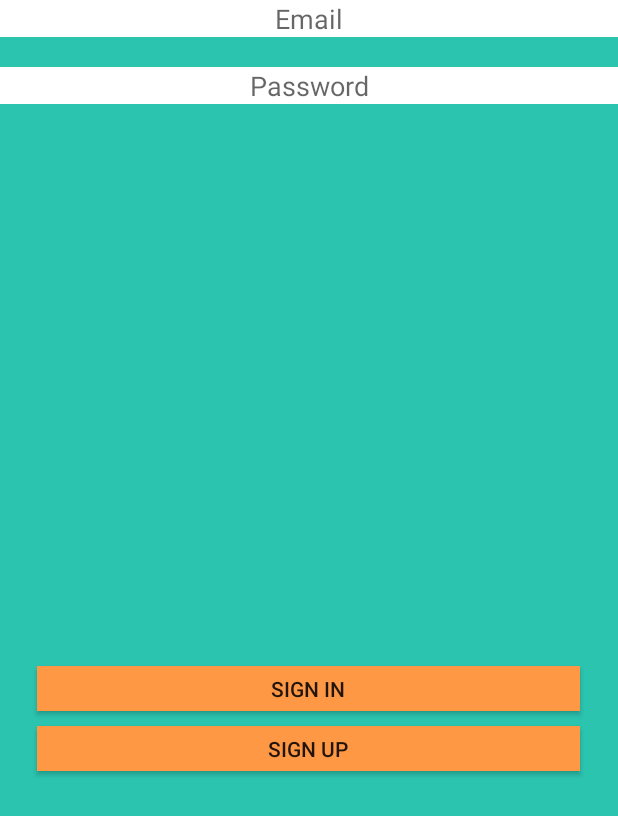
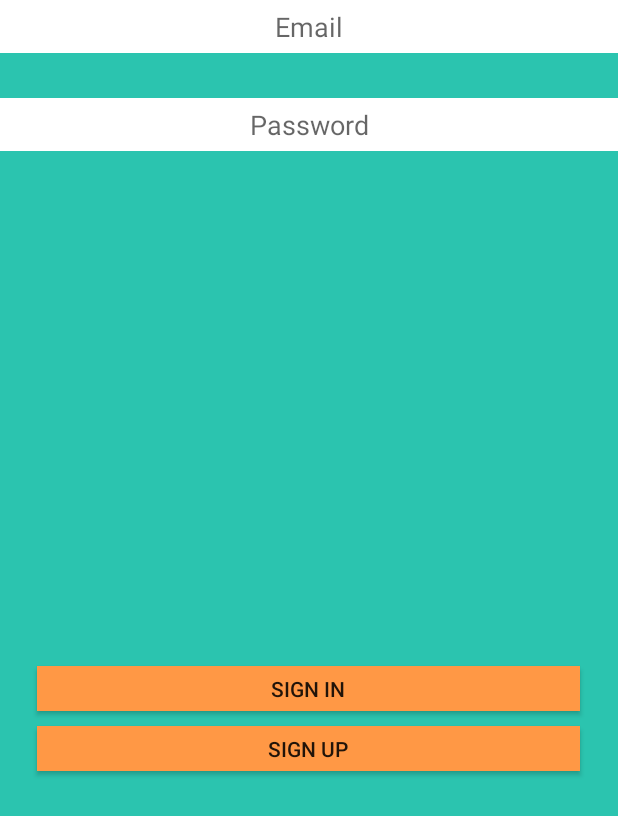
Before and after one commit to qyd0423/Evroom, an Android app: the LoginActivity screen opened directly, with no data from a screen before it, on a phone screen of 412 x 824 dp, the part 420-1236 px from its top. Run offline under Robolectric (Android 15) with nearby library versions, the phone set to English and light mode, and no system bars.

```diff
--- a/Evroom/app/src/main/AndroidManifest.xml
+++ b/Evroom/app/src/main/AndroidManifest.xml
@@ -24,7 +24,7 @@
             android:value="@integer/google_play_services_version" />
         <meta-data
             android:name="com.google.android.maps.v2.API_KEY"
-            android:value="@string/google_maps_key" />
+            android:value="4030500" />
 
         <activity
             android:name=".activity.SplashActivity"
--- a/Evroom/app/src/main/java/com/example/administrator/activity/SplashActivity.java
+++ b/Evroom/app/src/main/java/com/example/administrator/activity/SplashActivity.java
@@ -16,11 +16,6 @@ public class SplashActivity extends Activity {
         super.onCreate(savedInstanceState);
         setContentView(R.layout.activity_splash);
 
-        TransitionDrawable transitionDrawable = (TransitionDrawable) getResources().
-                getDrawable(R.drawable.splash_drawable);
-        ((ImageView) findViewById(R.id.imageView)).setImageDrawable(transitionDrawable);
-        transitionDrawable.startTransition(800);
-
         new Handler().postDelayed(new Runnable() {
             public void run() {
                 if (isFinishing()) {
--- a/Evroom/app/src/main/res/layout/activity_login.xml
+++ b/Evroom/app/src/main/res/layout/activity_login.xml
@@ -2,44 +2,46 @@
 <RelativeLayout xmlns:android="http://schemas.android.com/apk/res/android"
     android:orientation="vertical" android:layout_width="match_parent"
     android:layout_height="match_parent"
-    android:background="#2BC4AF">
+    android:background="@color/color_green1">
 
     <ImageView
         android:layout_width="wrap_content"
         android:layout_height="wrap_content"
         android:id="@+id/logo"
         android:layout_marginTop="119dp"
-        android:src="@mipmap/logo"
-        android:layout_alignParentTop="true"
-        android:layout_centerHorizontal="true" />
+        android:contentDescription="@string/app_name"
+        android:layout_centerHorizontal="true"
+        android:src="@mipmap/logo" />
 
     <EditText
         android:id="@+id/username"
-        android:layout_width="fill_parent"
+        android:layout_width="match_parent"
         android:layout_height="wrap_content"
-        android:background="@android:color/white"
-        android:hint="Email"
+        android:paddingTop="5dp"
+        android:paddingBottom="5dp"
+        android:background="@color/color_white"
+        android:hint="@string/hint_account"
         android:gravity="center"
-        android:singleLine="true"
+        android:textSize="18sp"
+        android:textColor="@color/color_black1"
         android:layout_marginTop="15dp"
-        android:layout_below="@+id/logo"
-        android:layout_alignParentLeft="true"
-        android:layout_alignParentStart="true" />
+        android:layout_below="@+id/logo" />
 
 
 
     <EditText
         android:id="@+id/password"
-        android:layout_width="fill_parent"
+        android:layout_width="match_parent"
         android:layout_height="wrap_content"
-        android:background="@android:color/white"
-        android:hint="Password"
+        android:paddingTop="5dp"
+        android:paddingBottom="5dp"
+        android:background="@color/color_white"
+        android:hint="@string/hint_password"
         android:gravity="center"
-        android:singleLine="true"
-        android:layout_marginTop="60dp"
-        android:layout_below="@+id/logo"
-        android:layout_alignParentLeft="true"
-        android:layout_alignParentStart="true" />
+        android:textSize="18sp"
+        android:textColor="@color/color_black1"
+        android:layout_marginTop="30dp"
+        android:layout_below="@+id/username" />
 
 
     <Button
--- a/Evroom/app/src/main/res/values/strings.xml
+++ b/Evroom/app/src/main/res/values/strings.xml
@@ -50,6 +50,8 @@
     <string name="Bonjour">Bonjour!</string>
     <string name="parole">Je voudrais demander  une covoiturage pour  aller a gala!</string>
     <string name="title_chat">put in your msg....</string>
+    <string name="hint_account">Email</string>
+    <string name="hint_password">Password</string>
 
 
 
```
Also changed, not shown: Evroom/app/src/main/res/layout/activity_splash.xml (+5 -4 lines), 1 other file.
